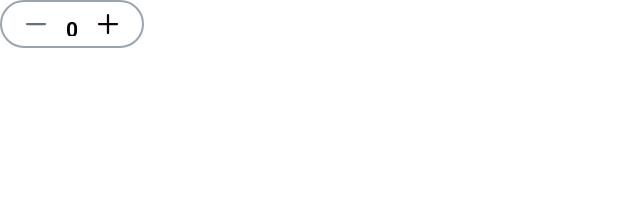
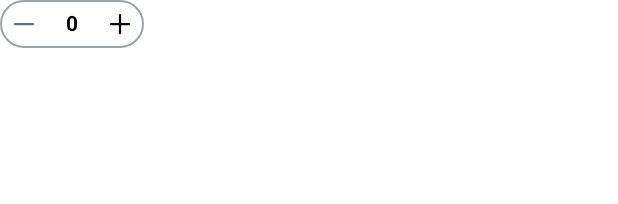
Before and after one commit to mobven/YummyCompose, an Android app built with Jetpack Compose: the @Preview function SmallCounterButtonPreview, on a phone screen of 412 x 824 dp. Shown: the top 204 px of the screen. Run offline under Robolectric (Android 15) with nearby library versions, the phone set to English and light mode, and no system bars; Roboto replaces fonts that are not available here.

Commit message:
icon used instead of image

```diff
--- a/designsystem/src/main/java/com/mobven/designsystem/components/buttons/CounterButtonSet.kt
+++ b/designsystem/src/main/java/com/mobven/designsystem/components/buttons/CounterButtonSet.kt
@@ -32,7 +32,7 @@ import androidx.compose.ui.tooling.preview.Preview
 import androidx.compose.ui.unit.dp
 import androidx.compose.ui.unit.sp
 import com.mobven.components.R
-import com.mobven.designsystem.components.common.YummyImage
+import com.mobven.designsystem.components.common.YummyIcon
 
 @Composable
 fun TinyCounterButton(
@@ -66,15 +66,19 @@ fun SmallCounterButton(
         modifier = Modifier
             .size(96.dp, 32.dp)
             .border(1.dp, Color(0xFF9CA4AB), RoundedCornerShape(24.dp))
-            .padding(vertical = 8.dp, horizontal = 12.dp),
+            .padding(horizontal = 4.dp),
     ) {
-        YummyImage(imgResId = R.drawable.ic_minus, modifier = Modifier
+        YummyIcon(
+            painterRes = R.drawable.ic_minus,
+            tint = Color(0xFF66707A),
+            modifier = Modifier
                 .clip(CircleShape)
                 .clickable {
                     onCounterChanged(counterValue - 1)
                 })
         AnimatedContent(
             targetState = counterValue,
+            contentAlignment = Alignment.Center,
             transitionSpec = {
                 if (targetState > initialState) {
                     slideInVertically { height -> height } + fadeIn() with
@@ -91,10 +95,13 @@ fun SmallCounterButton(
                 text = if (targetCount in 1..9) "0$targetCount" else targetCount.toString(),
                 fontWeight = FontWeight.Bold,
                 fontSize = 14.sp,
-                lineHeight = 24.sp
+                lineHeight = 24.sp,
             )
         }
-        YummyImage(imgResId = R.drawable.ic_plus, modifier = Modifier
+        YummyIcon(
+            painterRes = R.drawable.ic_plus,
+            tint = Color(0xFF0C0507),
+            modifier = Modifier
                 .clip(CircleShape)
                 .clickable {
                     onCounterChanged(counterValue + 1)
@@ -116,7 +123,10 @@ fun BigCounterButton(
             .border(1.dp, Color(0xFF9CA4AB), RoundedCornerShape(24.dp))
             .padding(vertical = 8.dp, horizontal = 12.dp),
     ) {
-        YummyImage(imgResId = R.drawable.ic_minus, modifier = Modifier
+        YummyIcon(
+            painterRes = R.drawable.ic_minus,
+            tint = Color(0xFF66707A),
+            modifier = Modifier
                 .clip(CircleShape)
                 .clickable {
                     onCounterChanged(counterValue - 1)
@@ -142,7 +152,10 @@ fun BigCounterButton(
                 lineHeight = 24.sp
             )
         }
-        YummyImage(imgResId = R.drawable.ic_plus, modifier = Modifier
+        YummyIcon(
+            painterRes = R.drawable.ic_plus,
+            tint = Color(0xFF0C0507),
+            modifier = Modifier
                 .clip(CircleShape)
                 .clickable {
                     onCounterChanged(counterValue + 1)
```
Lines whose indentation alone changed are shown as unchanged.
